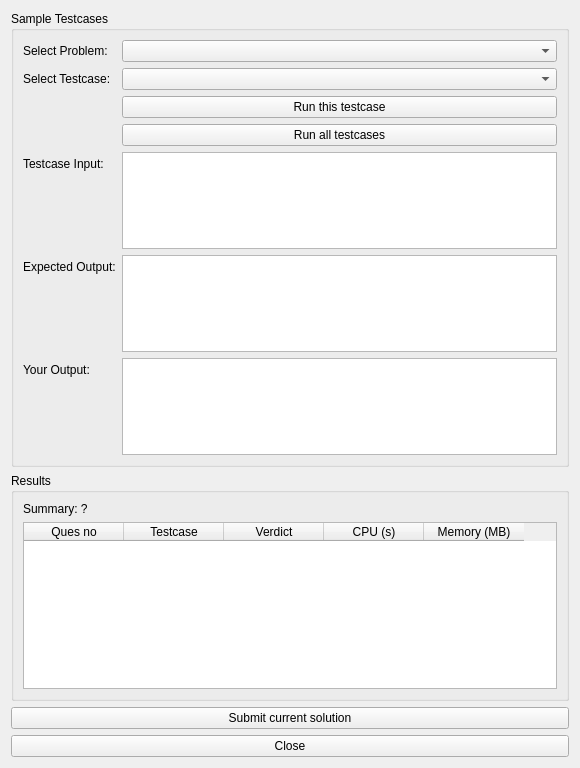
The window that src/SmartXm-CSEKU/runtestcases.ui (KaziRifatMorshed/SmartXm) describes before a commit, drawn with Qt 5.
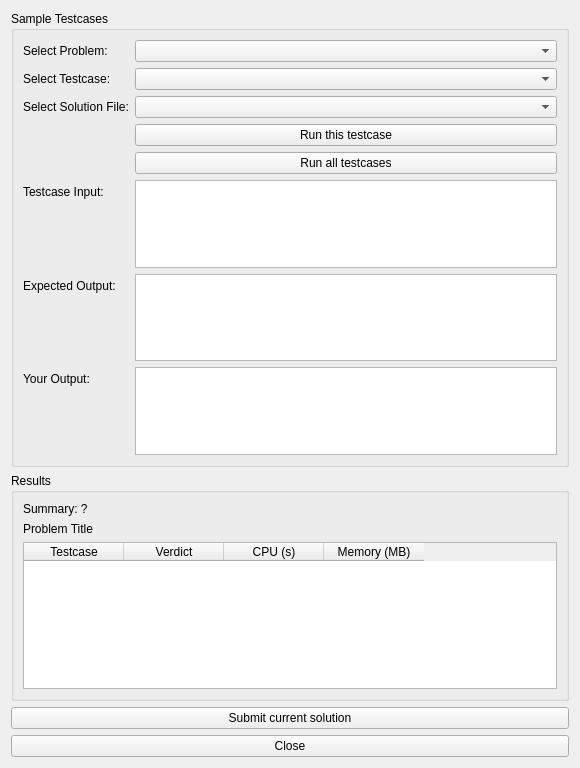
The same window after the commit. Icons and pictures are not drawn.

```diff
--- a/src/SmartXm-CSEKU/runtestcases.ui
+++ b/src/SmartXm-CSEKU/runtestcases.ui
@@ -43,35 +43,35 @@
       <item row="1" column="1">
        <widget class="QComboBox" name="SelectTestcase_comboBox"/>
       </item>
-      <item row="2" column="1">
+      <item row="3" column="1">
        <widget class="QPushButton" name="runThisTestcase_pushButton">
         <property name="text">
          <string>Run this testcase</string>
         </property>
        </widget>
       </item>
-      <item row="3" column="1">
+      <item row="4" column="1">
        <widget class="QPushButton" name="runAllTestcases_pushButton_2">
         <property name="text">
          <string>Run all testcases</string>
         </property>
        </widget>
       </item>
-      <item row="4" column="0">
+      <item row="5" column="0">
        <widget class="QLabel" name="label_5">
         <property name="text">
          <string>Testcase Input:</string>
         </property>
        </widget>
       </item>
-      <item row="5" column="0">
+      <item row="6" column="0">
        <widget class="QLabel" name="label_6">
         <property name="text">
          <string>Expected Output:</string>
         </property>
        </widget>
       </item>
-      <item row="5" column="1">
+      <item row="6" column="1">
        <widget class="QTextEdit" name="testcaseExpectedOutput_textEdit">
         <property name="maximumSize">
          <size>
@@ -84,7 +84,7 @@
         </property>
        </widget>
       </item>
-      <item row="4" column="1">
+      <item row="5" column="1">
        <widget class="QTextEdit" name="testcaseInput_textEdit_2">
         <property name="maximumSize">
          <size>
@@ -97,14 +97,14 @@
         </property>
        </widget>
       </item>
-      <item row="6" column="0">
+      <item row="7" column="0">
        <widget class="QLabel" name="label_4">
         <property name="text">
          <string>Your Output:</string>
         </property>
        </widget>
       </item>
-      <item row="6" column="1">
+      <item row="7" column="1">
        <widget class="QTextEdit" name="studentOutput_textEdit_3">
         <property name="maximumSize">
          <size>
@@ -117,6 +117,16 @@
         </property>
        </widget>
       </item>
+      <item row="2" column="0">
+       <widget class="QLabel" name="label_8">
+        <property name="text">
+         <string>Select Solution File:</string>
+        </property>
+       </widget>
+      </item>
+      <item row="2" column="1">
+       <widget class="QComboBox" name="SelectSolutionFile_comboBox"/>
+      </item>
      </layout>
     </widget>
    </item>
@@ -133,13 +143,15 @@
         </property>
        </widget>
       </item>
+      <item>
+       <widget class="QLabel" name="ProblemTitle_label_7">
+        <property name="text">
+         <string>Problem Title</string>
+        </property>
+       </widget>
+      </item>
       <item>
        <widget class="QTableWidget" name="tableWidget">
-        <column>
-         <property name="text">
-          <string>Ques no</string>
-         </property>
-        </column>
         <column>
          <property name="text">
           <string>Testcase</string>
```
